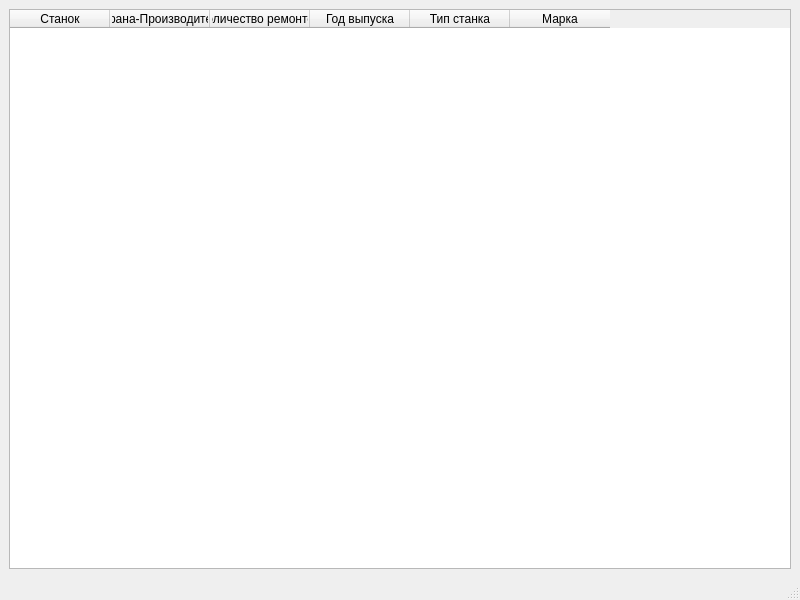
First picture: the form in Machine/mainwindow.ui, repository Pinkyuu/Machine-building-plant, before the edit.
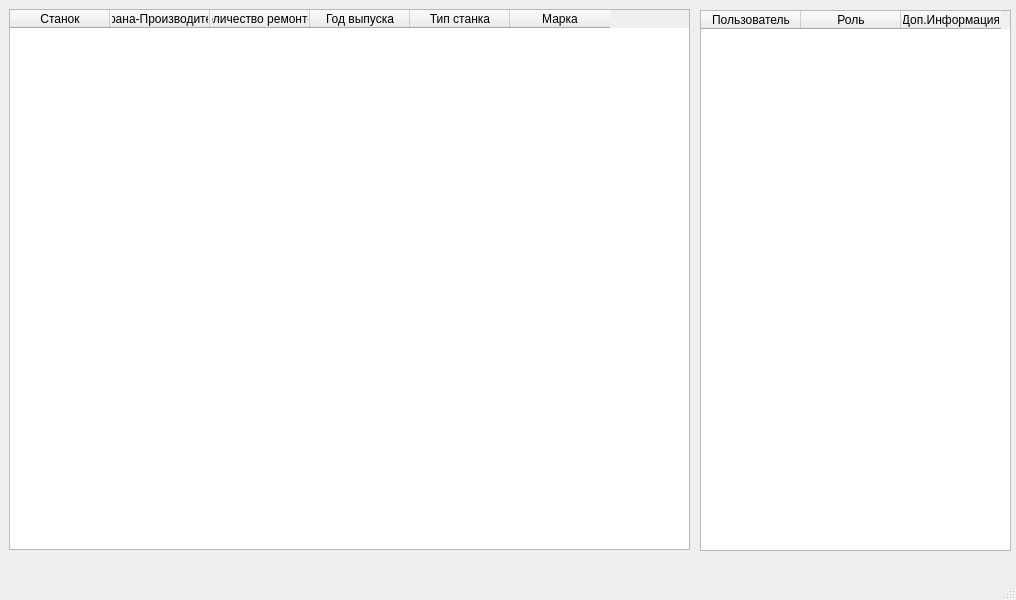
Second picture: the form after the edit.

```diff
--- a/Machine/mainwindow.ui
+++ b/Machine/mainwindow.ui
@@ -6,7 +6,7 @@
    <rect>
     <x>0</x>
     <y>0</y>
-    <width>800</width>
+    <width>1016</width>
     <height>600</height>
    </rect>
   </property>
@@ -14,9 +14,15 @@
    <string>MainWindow</string>
   </property>
   <widget class="QWidget" name="centralwidget">
-   <layout class="QGridLayout" name="gridLayout">
-    <item row="0" column="0">
      <widget class="QTableWidget" name="tableWidget">
+    <property name="geometry">
+     <rect>
+      <x>9</x>
+      <y>9</y>
+      <width>681</width>
+      <height>541</height>
+     </rect>
+    </property>
       <column>
        <property name="text">
         <string>Станок</string>
@@ -48,8 +54,31 @@
        </property>
       </column>
      </widget>
-    </item>
-   </layout>
+   <widget class="QTableWidget" name="tableWidget_2">
+    <property name="geometry">
+     <rect>
+      <x>700</x>
+      <y>10</y>
+      <width>311</width>
+      <height>541</height>
+     </rect>
+    </property>
+    <column>
+     <property name="text">
+      <string>Пользователь</string>
+     </property>
+    </column>
+    <column>
+     <property name="text">
+      <string>Роль</string>
+     </property>
+    </column>
+    <column>
+     <property name="text">
+      <string>Доп.Информация</string>
+     </property>
+    </column>
+   </widget>
   </widget>
   <widget class="QMenuBar" name="menubar">
    <property name="geometry">
```
Left out of the diff: 2 changed lines with no effect on the pictures. Lines whose indentation alone changed are shown as unchanged.
